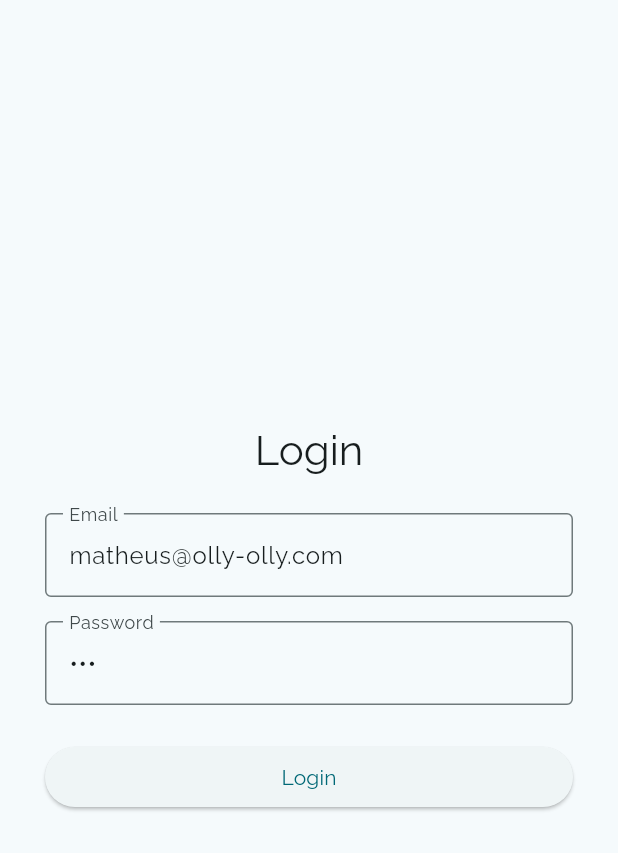
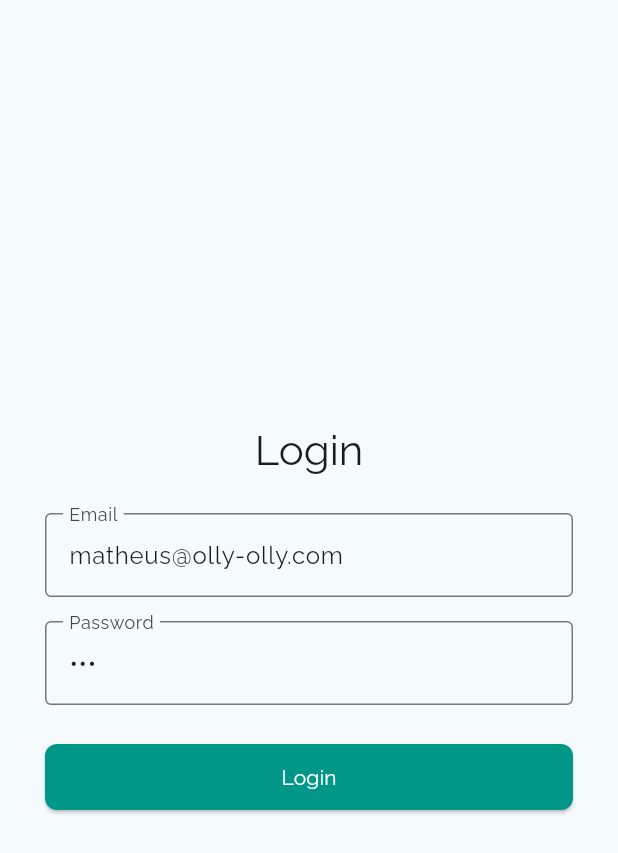
Before and after one commit to WhoisBsa/open_weather, a Flutter app: the screen it shows after launch, on a phone screen of 412 x 824 dp. Shown: the top 853 px of the screen. Run offline on Flutter 3.47's test engine with Material 3 defaults, Android fonts, the phone set to English and light mode, and no system bars; our stand-ins replace flutter_dotenv, geolocator.

Commit message:
ft: make the login button more vivid

```diff
--- a/lib/widgets/login/login_form.dart
+++ b/lib/widgets/login/login_form.dart
@@ -112,6 +112,12 @@ class _LoginFormState extends State<LoginForm> {
     return SizedBox(
       width: double.infinity,
       child: ElevatedButton(
+        style: ElevatedButton.styleFrom(
+          backgroundColor: Colors.teal,
+          foregroundColor: Colors.white,
+          padding: const EdgeInsets.symmetric(horizontal: 32, vertical: 12),
+          shape: RoundedRectangleBorder(borderRadius: BorderRadius.circular(8)),
+        ),
         onPressed: _handleLogin,
         child: const Text('Login'),
       ),
```
